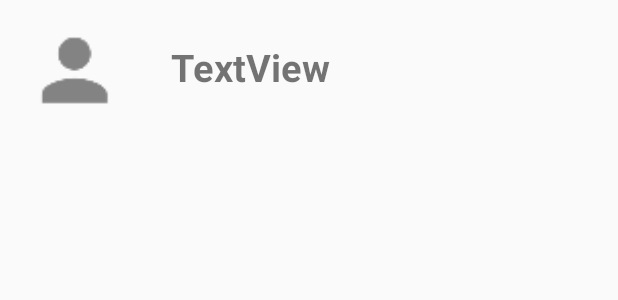
After one commit to bwhsdzf/instagram, an Android app: the layout layout_search_item.xml on its own in the app's theme, with its tools: preview values and no code run, on a phone screen of 412 x 824 dp. The commit adds this screen. Shown: the top 300 px of the screen. Run offline under Robolectric (Android 15) with nearby library versions, the phone set to English and light mode, and no system bars.

Commit message:
search working

```diff
--- a/app/src/main/java/com/mobile/instagram/fragments/FragmentActivityFeed.java
+++ b/app/src/main/java/com/mobile/instagram/fragments/FragmentActivityFeed.java
@@ -56,7 +56,6 @@ public class FragmentActivityFeed extends Fragment {
     private ArrayList<UserActivity> activities;
 
     private ActivityAdapter ia;
-
 
     private OnFragmentInteractionListener mListener;
 
--- /dev/null
+++ b/app/src/main/res/layout/layout_search_item.xml
@@ -0,0 +1,32 @@
+<?xml version="1.0" encoding="utf-8"?>
+<RelativeLayout xmlns:android="http://schemas.android.com/apk/res/android"
+    xmlns:app="http://schemas.android.com/apk/res-auto"
+    android:layout_width="match_parent"
+    android:layout_height="match_parent">
+
+    <ImageView
+        android:id="@+id/searchUserProfile"
+        android:layout_width="65dp"
+        android:layout_height="67dp"
+        android:layout_alignParentStart="true"
+        android:layout_alignParentLeft="true"
+        android:layout_alignParentTop="true"
+        android:layout_marginStart="17dp"
+        android:layout_marginLeft="17dp"
+        android:layout_marginTop="13dp"
+        app:srcCompat="@drawable/ic_profile" />
+
+    <TextView
+        android:id="@+id/searchUsername"
+        android:layout_width="200dp"
+        android:layout_height="60dp"
+        android:layout_alignParentStart="true"
+        android:layout_alignParentLeft="true"
+        android:layout_alignParentTop="true"
+        android:layout_marginStart="114dp"
+        android:layout_marginLeft="114dp"
+        android:layout_marginTop="27dp"
+        android:text="TextView"
+        android:textSize="25dp"
+        android:textStyle="bold" />
+</RelativeLayout>
```
Also changed, not shown: app/src/main/java/com/mobile/instagram/activities/ProfileActivity.java (+4 -15 lines), app/src/main/java/com/mobile/instagram/fragments/FragmentDiscover.java (+63 -0 lines), app/src/main/java/com/mobile/instagram/util/SearchListAdapter.java (+71 -1 lines).
